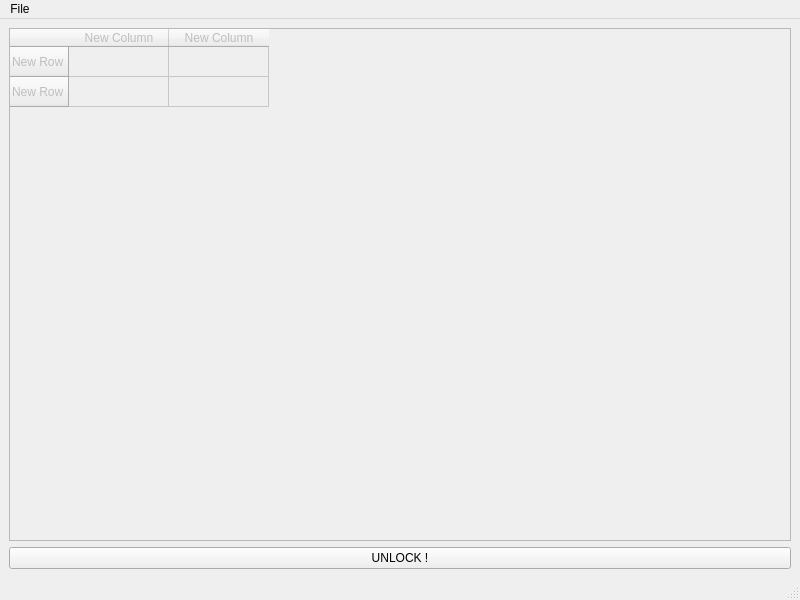
Above: designer/settings.ui from neutrons/RefRed before the change. Below: the same form after it.
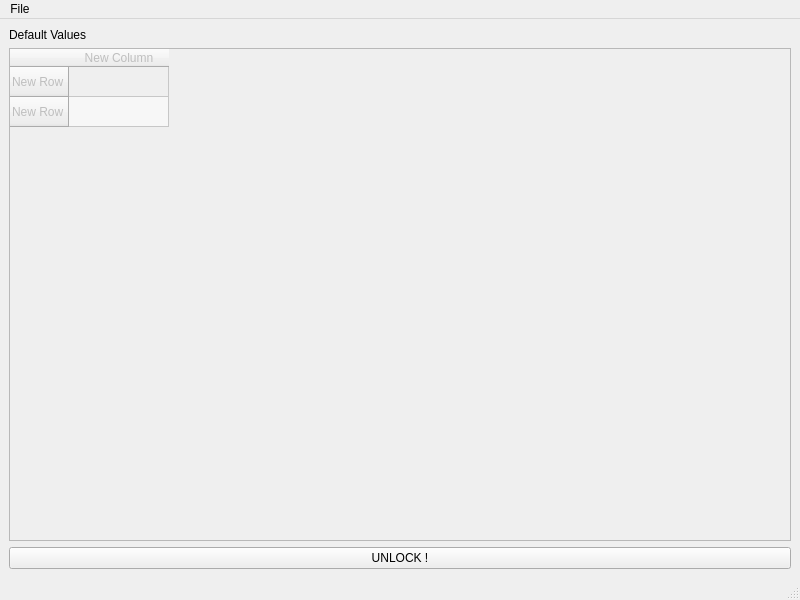
That is the form after the change.

Commit message: STarted to implement settings editor

Diff of the .ui file:
```diff
--- a/designer/settings.ui
+++ b/designer/settings.ui
@@ -18,11 +18,21 @@
   </property>
   <widget class="QWidget" name="centralwidget">
    <layout class="QVBoxLayout" name="verticalLayout">
+    <item>
+     <widget class="QLabel" name="label">
+      <property name="text">
+       <string>Default Values</string>
+      </property>
+     </widget>
+    </item>
     <item>
      <widget class="QTableWidget" name="tableWidget">
       <property name="enabled">
        <bool>false</bool>
       </property>
+      <property name="alternatingRowColors">
+       <bool>true</bool>
+      </property>
       <row>
        <property name="text">
         <string>New Row</string>
@@ -38,11 +48,6 @@
         <string>New Column</string>
        </property>
       </column>
-      <column>
-       <property name="text">
-        <string>New Column</string>
-       </property>
-      </column>
      </widget>
     </item>
     <item>
```
The commit also changes 33 other files.
